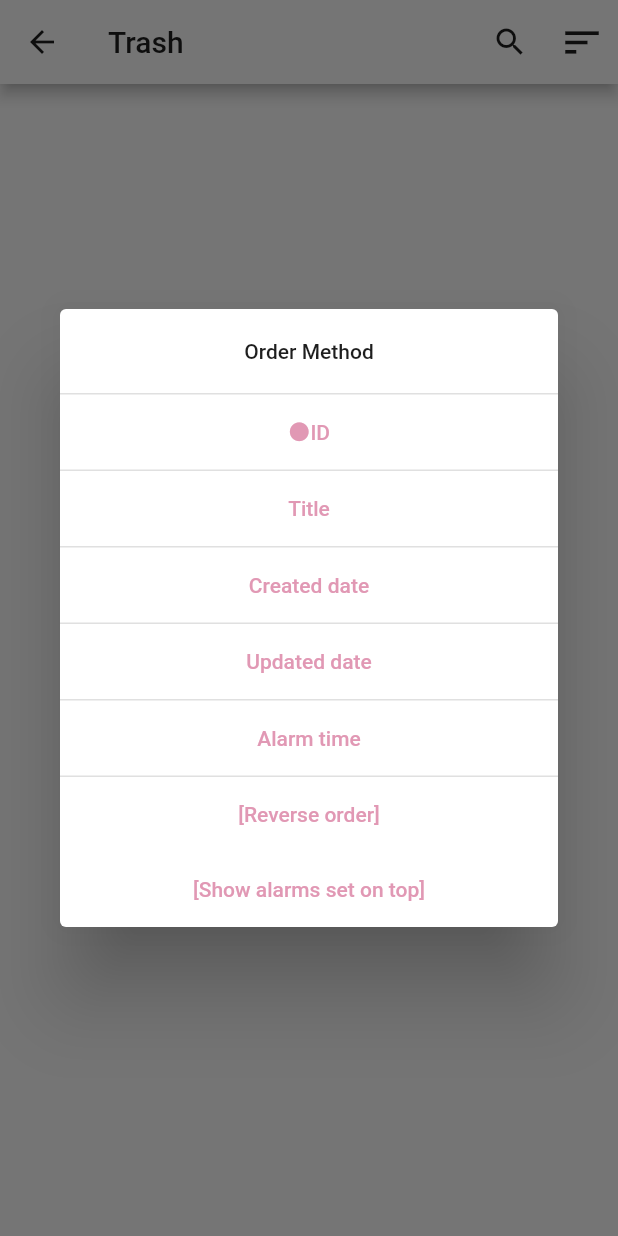
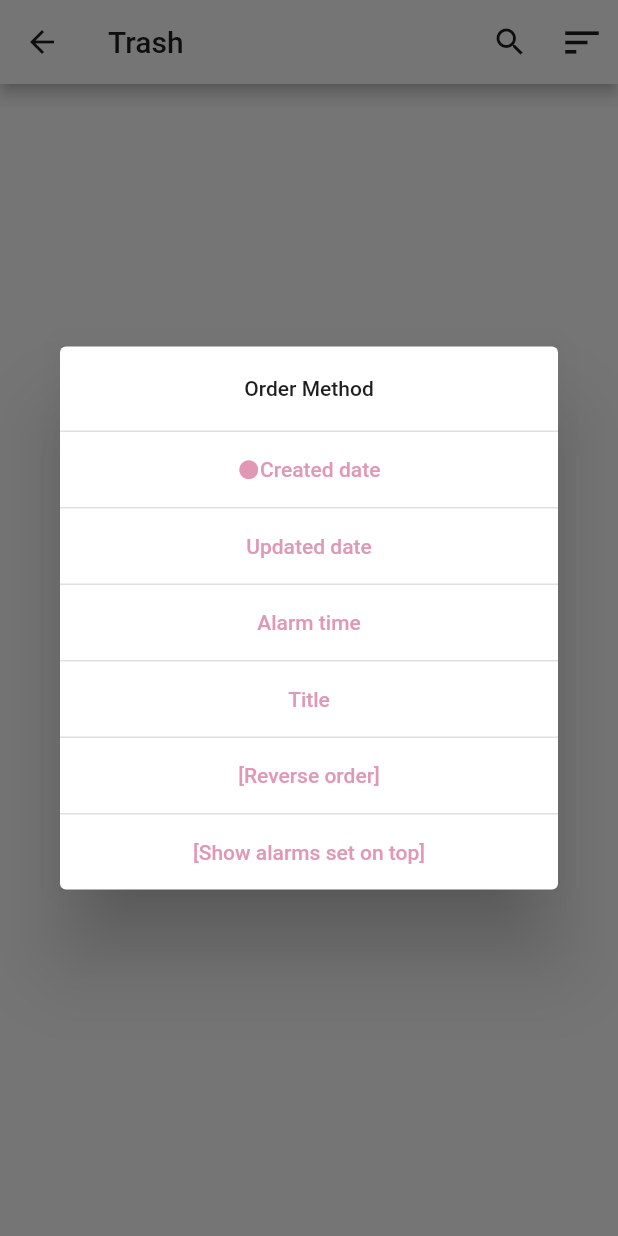
Before and after one commit to tsubasasugawara/Reminder, a Flutter app: the Trash screen opened directly, after a tap on the "sort" icon, on a phone screen of 412 x 824 dp. Run offline on Flutter 3.47's test engine with Material 2 defaults, Android fonts, the light colour scheme and no system bars; our stand-ins replace shared_preferences; accounts and stored records are empty.

Commit message:
FIX
The layout was corrected, etc.

```diff
--- a/lib/provider/home/home_provider.dart
+++ b/lib/provider/home/home_provider.dart
@@ -22,7 +22,7 @@ class HomeProvider extends ChangeNotifier with SelectionItemProvider {
   late bool isTrash;
 
   /// ソートに使用するカラム
-  String orderBy = Notifications.idKey;
+  String orderBy = Notifications.createdAtKey;
 
   /// 昇順、降順の設定
   String sortBy = Notifications.asc;
--- a/lib/view/home/appBar/actions.dart
+++ b/lib/view/home/appBar/actions.dart
@@ -50,6 +50,16 @@ class Actions {
               text,
               style: TextStyle(color: Theme.of(context).primaryColor),
             ),
+    );
+  }
+
+  /// 水平線を作成
+  /// @{return} Widget : Divider
+  Widget _makeDivider() {
+    return Divider(
+      color: Theme.of(context).dividerColor,
+      height: 1,
+      thickness: 1,
     );
   }
 
@@ -119,62 +129,34 @@ class Actions {
                         style: Theme.of(context).textTheme.bodyText1,
                       ),
                     ),
-                    Divider(
-                      color: Theme.of(context).dividerColor,
-                      height: 1,
-                      thickness: 1,
+                    _makeDivider(),
+                    _makeButton(
+                      Notifications.createdAtKey,
+                      AppLocalizations.of(context)!.orderByCreatedAt,
                     ),
+                    _makeDivider(),
                     _makeButton(
-                      Notifications.idKey,
-                      AppLocalizations.of(context)!.orderById,
+                      Notifications.updatedAtKey,
+                      AppLocalizations.of(context)!.orderByUpdatedAt,
                     ),
-                    Divider(
-                      color: Theme.of(context).dividerColor,
-                      height: 1,
-                      thickness: 1,
+                    _makeDivider(),
+                    _makeButton(
+                      Notifications.timeKey,
+                      AppLocalizations.of(context)!.orderByAlarmTime,
                     ),
+                    _makeDivider(),
                     _makeButton(
                       Notifications.titleKey,
                       AppLocalizations.of(context)!.orderByTitle,
                     ),
-                    Divider(
-                      color: Theme.of(context).dividerColor,
-                      height: 1,
-                      thickness: 1,
-                    ),
-                    _makeButton(
-                      Notifications.createdAtKey,
-                      AppLocalizations.of(context)!.orderByCreatedAt,
-                    ),
-                    Divider(
-                      color: Theme.of(context).dividerColor,
-                      height: 1,
-                      thickness: 1,
-                    ),
-                    _makeButton(
-                      Notifications.updatedAtKey,
-                      AppLocalizations.of(context)!.orderByUpdatedAt,
-                    ),
-                    Divider(
-                      color: Theme.of(context).dividerColor,
-                      height: 1,
-                      thickness: 1,
-                    ),
-                    _makeButton(
-                      Notifications.timeKey,
-                      AppLocalizations.of(context)!.orderByAlarmTime,
-                    ),
-                    Divider(
-                      color: Theme.of(context).dividerColor,
-                      height: 1,
-                      thickness: 1,
-                    ),
+                    _makeDivider(),
                     ReverseOrderButton(
                       () {
                         provider.changeSortBy();
                       },
                       provider.sortBy,
                     ),
+                    _makeDivider(),
                     TopUpSetAlarmButton(
                       () {
                         provider.changeTopUpSetAlarmReminder();
```
